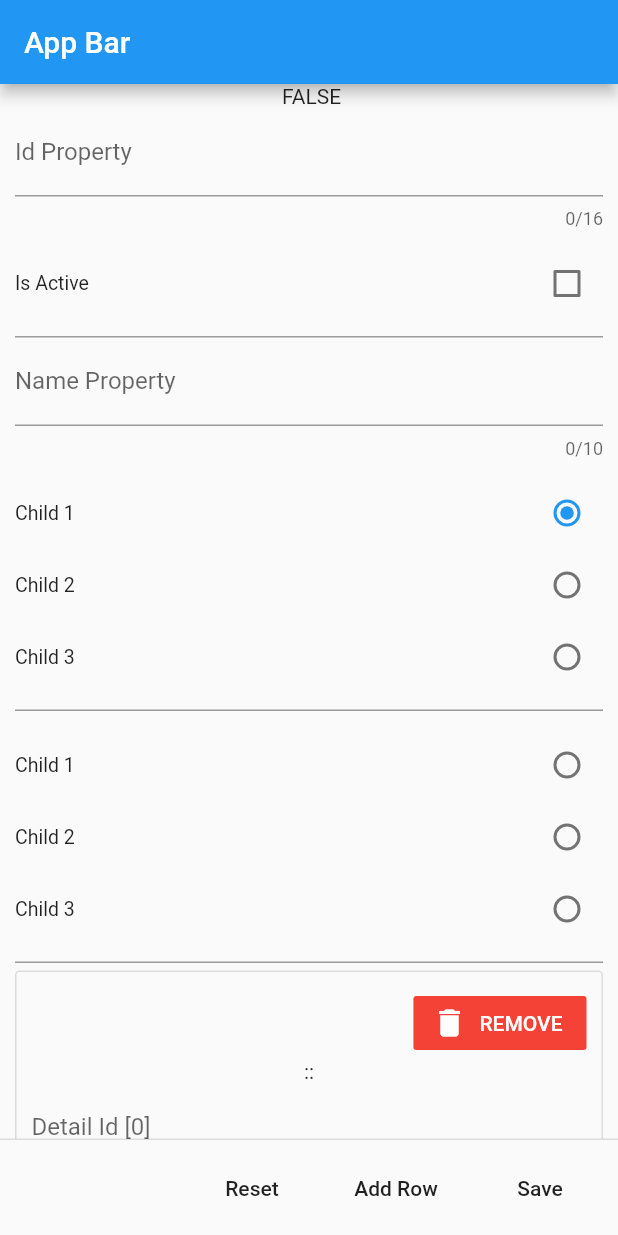
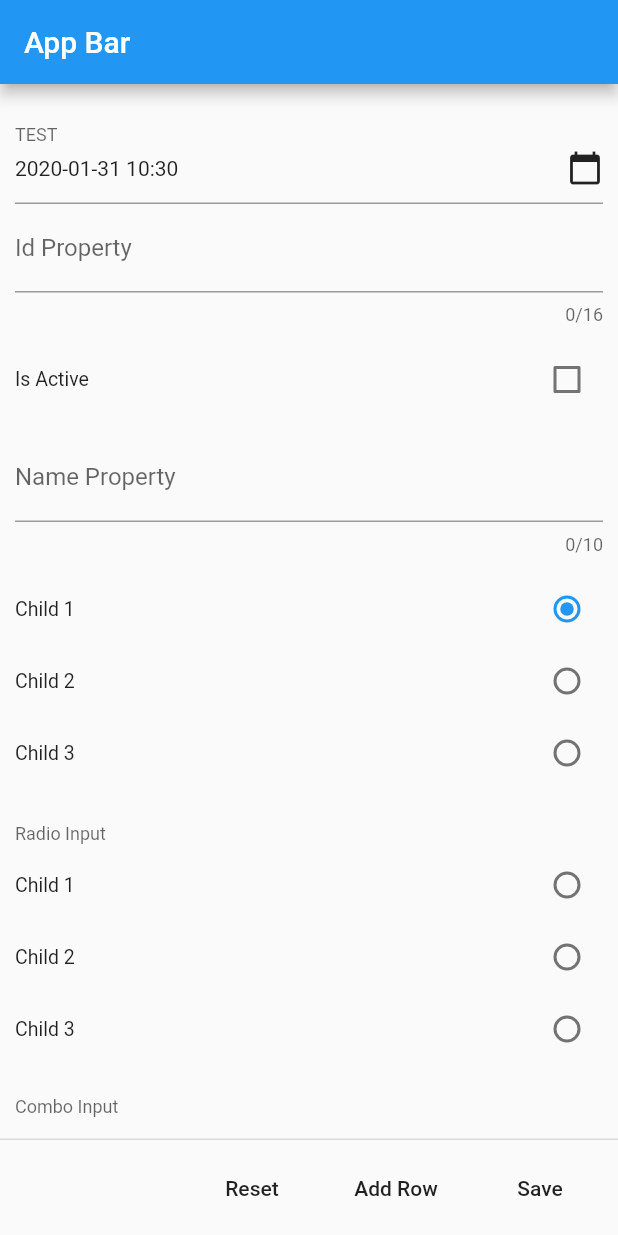
Before and after one commit to azka26/flutter_plugins, a Flutter app: the screen it shows after launch, on a phone screen of 412 x 824 dp. Run offline on Flutter 3.47's test engine with Material 2 defaults, Android fonts, the phone set to English and light mode, and no system bars; our stand-ins replace sqflite, validators; accounts and stored records are empty.

Commit message:
Tambahan DateTime Picker

```diff
--- a/flutter_azka_form_builder/lib/flutter_azka_form_builder.dart
+++ b/flutter_azka_form_builder/lib/flutter_azka_form_builder.dart
@@ -1,8 +1,8 @@
 library flutter_azka_form_builder;
 
 export './src/azka_form_builder.dart';
-export './src/form_control/form_validator/form_input_validator.dart';
+export './src/form_validator/form_input_validator.dart';
 export './src/form_control/form_builder_checkbox.dart';
 export './src/form_control/form_builder_radio.dart';
-export './src/form_control/form_builder_radio_option.dart';
+export './src/form_control/form_builder_option.dart';
 export './src/form_control/form_builder_text_field.dart';
--- a/flutter_azka_form_builder/lib/src/azka_form_builder.dart
+++ b/flutter_azka_form_builder/lib/src/azka_form_builder.dart
@@ -1,8 +1,9 @@
+import 'dart:convert';
+
 import 'package:flutter/material.dart';
-import 'package:flutter_azka_form_builder/src/form_control/form_builder_radio_option.dart';
+import 'package:flutter_azka_form_builder/src/form_control/form_builder_option.dart';
 import 'dart:async';
-
-import 'form_control/form_builder_radio.dart';
+import 'package:intl/intl.dart';
 
 typedef OnChanged = void Function();
 typedef OnWillPop = Future<bool> Function();
@@ -47,6 +48,10 @@ class AzkaFormBuilderState extends State<AzkaFormBuilder> {
   Map<String, dynamic> _value = new Map<String, dynamic>();
   Map<String, dynamic> get value => this._value;
 
+  String toJson() {
+    return jsonEncode(this._value);
+  }
+
   void save()
   {
     this._formState.currentState.save();
@@ -54,9 +59,13 @@ class AzkaFormBuilderState extends State<AzkaFormBuilder> {
   }
 
   void _setValue(Map<String, dynamic> map, String key, dynamic value) {
-    if (value is FormBuilderRadioOption)
+    if (value is FormBuilderOption)
     {
       map.putIfAbsent(key, () => value.toFormValue());
+    }
+    else if (value is DateTime) {
+      DateFormat formatter = DateFormat("yyyy-MM-dd HH:mm:ss");
+      map.putIfAbsent(key, () => formatter.format(value));
     }
     else
     {
--- a/flutter_azka_form_builder/lib/src/form_control/form_builder_checkbox.dart
+++ b/flutter_azka_form_builder/lib/src/form_control/form_builder_checkbox.dart
@@ -75,7 +75,8 @@ class _FormBuilderCheckboxState extends State<FormBuilderCheckbox> {
         return InputDecorator(
           decoration: widget.decoration.copyWith(
             enabled: !widget.readOnly,
-            errorText: field.errorText
+            errorText: field.errorText,
+            border: InputBorder.none
           ),
           child: ListTile(
             dense: true,
--- /dev/null
+++ b/flutter_azka_form_builder/lib/src/form_control/form_builder_date_time_picker.dart
@@ -0,0 +1,174 @@
+import 'package:flutter/material.dart';
+import 'package:intl/intl.dart';
+import 'package:flutter_azka_form_builder/flutter_azka_form_builder.dart';
+
+enum InputType { date, datetime, time }
+
+class FormBuilderDateTimePicker extends StatefulWidget {
+  final String id;
+  final InputDecoration decoration;
+  final DateFormat dateFormat;
+  final DateTime value;
+  final DateTime firstDate;
+  final DateTime lastDate;
+  final ValueChanged<DateTime> onChanged;
+  final bool readOnly;
+  final InputType inputType;
+
+  FormBuilderDateTimePicker({
+    Key key
+    , @required this.id
+    , this.value
+    , this.decoration = const InputDecoration()
+    , this.dateFormat
+    , this.firstDate
+    , this.lastDate
+    , this.onChanged
+    , this.readOnly = false
+    , this.inputType = InputType.date
+  })
+      : super(key: key);
+
+  @override
+  _FormBuilderDateTimePickerState createState() => _FormBuilderDateTimePickerState();
+}
+
+class _FormBuilderDateTimePickerState extends State<FormBuilderDateTimePicker> {
+  GlobalKey<FormFieldState> _formFieldState = GlobalKey<FormFieldState>();
+  AzkaFormBuilderState _formState;
+  @override
+  void initState() {
+    _formState = AzkaFormBuilder.of(context);
+    if (_formState != null) {
+      _formState.addField(widget.id, _formFieldState);
+    }
+    super.initState();
+  }
+
+  @override
+  void dispose() {
+    // TODO: implement dispose
+    if (_formState != null) {
+      _formState.removeField(widget.id);
+    }
+    super.dispose();
+  }
+
+  void _showDatePicker(BuildContext context, FormFieldState<DateTime> field)
+  {
+    DateTime now = DateTime.now();
+    DateTime firstDate = widget.firstDate??DateTime(1900);
+    DateTime lastDate = widget.lastDate??DateTime(2100);
+
+    Future<DateTime> datePicker = showDatePicker(
+      context: context,
+      firstDate: firstDate,
+      lastDate: lastDate,
+      initialDate: field.value??DateTime(now.year, now.month, now.day),
+    );
+    datePicker.then((value) {
+      field.didChange(value);
+      if (widget.onChanged != null)
+      {
+        widget.onChanged(value);
+      }
+    });
+  }
+
+  void _showTimePicker(BuildContext context, FormFieldState<DateTime> field, DateTime date)
+  {
+    Future<TimeOfDay> datePicker = showTimePicker(
+      context: context,
+      initialTime: TimeOfDay.fromDateTime(field.value??DateTime.now()),
+    );
+    datePicker.then((value) {
+      date = date??DateTime.now();
+      DateTime time = new DateTime(date.year, date.month, date.day, value.hour, value.minute);
+      field.didChange(time);
+      if (widget.onChanged != null)
+      {
+        widget.onChanged(time);
+      }
+    });
+  }
+
+  void _showDateTimePicker(BuildContext context, FormFieldState<DateTime> field)
+  {
+    DateTime now = DateTime.now();
+    DateTime firstDate = widget.firstDate??DateTime(1900);
+    DateTime lastDate = widget.lastDate??DateTime(2100);
+
+    Future<DateTime> datePicker = showDatePicker(
+      context: context,
+      firstDate: firstDate,
+      lastDate: lastDate,
+      initialDate: field.value??DateTime(now.year, now.month, now.day),
+    );
+    datePicker.then((value) {
+      if (value == null) {
+        field.didChange(value);
+        if (widget.onChanged != null)
+        {
+          widget.onChanged(value);
+        }
+      }
+      else {
+        _showTimePicker(context, field, value);
+      }
+    });
+  }
+
+  @override
+  Widget build(BuildContext context) {
+    return FormField(
+      initialValue: widget.value,
+      key: _formFieldState,
+      builder: (FormFieldState<DateTime> field) {
+        String formatDisplay = "";
+        if (field.value != null)
+        {
+          DateFormat formatter = widget.dateFormat;
+          if (formatter == null) {
+            if (widget.inputType == InputType.date) {
+              formatter = new DateFormat("yyyy-MM-dd");
+            }
+            else if (widget.inputType == InputType.time) {
+              formatter = new DateFormat("HH:mm");
+            }
+            else if (widget.inputType == InputType.datetime) {
+              formatter = new DateFormat("yyyy-MM-dd HH:mm");
+            }
+          }
+          formatDisplay = formatter.format(field.value);
+        }
+
+        return GestureDetector(
+          child: InputDecorator(
+            decoration: widget.decoration.copyWith(
+              errorText: field.errorText,
+              enabled: !(widget.readOnly??false)
+            ),
+            child: Row(
+              mainAxisAlignment: MainAxisAlignment.spaceBetween,
+              children: <Widget>[
+                Text(formatDisplay),
+                Icon(Icons.calendar_today)
+              ],
+            ),
+          ),
+          onTap: widget.readOnly ? null : () {
+            if (widget.inputType == InputType.date) {
+              _showDatePicker(context, field);
+            }
+            else if (widget.inputType == InputType.datetime) {
+              _showDateTimePicker(context, field);
+            }
+            else if (widget.inputType == InputType.time) {
+              _showTimePicker(context, field, DateTime.now());
+            }
+          }
+        );
+      },
+    );
+  }
+}
--- /dev/null
+++ b/flutter_azka_form_builder/lib/src/form_control/form_builder_dropdown.dart
@@ -0,0 +1,86 @@
+import 'package:flutter/material.dart';
+import 'package:flutter_azka_form_builder/flutter_azka_form_builder.dart';
+
+class FormBuilderDropdown extends StatefulWidget {
+  final String id;
+  final InputDecoration decoration;
+  final bool readOnly;
+  final List<FormBuilderOption> options;
+  final FormBuilderOption selectedValue;
+  final ValueChanged<FormBuilderOption> onChanged;
+
+  FormBuilderDropdown({
+    Key key
+    , @required this.id
+    , @required this.options
+    , this.decoration = const InputDecoration()
+    , this.readOnly
+    , this.selectedValue
+    , this.onChanged
+  }) : super(key: key);
+
+  @override
+  _FormBuilderDropdownState createState() => _FormBuilderDropdownState();
+}
+
+class _FormBuilderDropdownState extends State<FormBuilderDropdown> {
+  GlobalKey<FormFieldState> _formFieldState = GlobalKey<FormFieldState>();
+  AzkaFormBuilderState _formState;
+
+  @override
+  void initState() {
+    _formState = AzkaFormBuilder.of(context);
+    if (_formState != null) {
+      _formState.addField(this.widget.id, _formFieldState);
+    }
+    // TODO: implement initState
+    super.initState();
+  }
+
+  @override
+  void dispose() {
+    if (_formState != null) {
+      _formState.removeField(this.widget.id);
+    }
+    // TODO: implement dispose
+    super.dispose();
+  }
+
+  @override
+  Widget build(BuildContext context) {
+    FormBuilderOption selectedOptions;
+    if (widget.selectedValue != null) {
+      for (int i = 0; i < widget.options.length; i++) {
+        FormBuilderOption item = widget.options[i];
+        if (item.id == widget.selectedValue.id) {
+          selectedOptions = item;
+        }
+      }
+    }
+
+    return FormField(
+      key: _formFieldState,
+      builder: (FormFieldState<FormBuilderOption> field) {
+        return InputDecorator(
+          decoration: widget.decoration.copyWith(
+            enabled: widget.readOnly,
+            errorText: field.errorText,
+            contentPadding: EdgeInsets.only(top: 10.0),
+            border: InputBorder.none
+          ),
+          child: DropdownButton(
+            isExpanded: true,
+            items: widget.options.map((val) => DropdownMenuItem(child: val, value: val,)).toList(),
+            onChanged: (value) {
+              field.didChange(value);
+              if (widget.onChanged != null) {
+                widget.onChanged(value);
+              }
+            },
+            value: selectedOptions,
+          ),
+        );
+      },
+    );
+  }
+}
--- /dev/null
+++ b/flutter_azka_form_builder/lib/src/form_control/form_builder_option.dart
@@ -0,0 +1,27 @@
+import 'package:flutter/cupertino.dart';
+
+class FormBuilderOption extends StatelessWidget {
+  final String id;
+  final String label;
+  final dynamic value;
+  final Widget child;
+
+  Map<String, dynamic> toFormValue() {
+    Map<String, dynamic> map = {
+      "value": this.id,
+      "label": this.label
+    };
+    return map;
+  }
+
+  FormBuilderOption({ @required this.id, @required this.label, this.value, this.child });
+
+  @override
+  Widget build(BuildContext context) {
+    if (this.child != null) {
+      return this.child;
+    }
+    // TODO: implement build
+    return Text(this.label);
+  }
+}
--- a/flutter_azka_form_builder/lib/src/form_control/form_builder_radio.dart
+++ b/flutter_azka_form_builder/lib/src/form_control/form_builder_radio.dart
@@ -1,6 +1,6 @@
 import 'package:flutter/material.dart';
 import 'package:flutter_azka_form_builder/src/azka_form_builder.dart';
-import 'package:flutter_azka_form_builder/src/form_control/form_builder_radio_option.dart';
+import 'package:flutter_azka_form_builder/src/form_control/form_builder_option.dart';
 
 
 
@@ -8,9 +8,9 @@ class FormBuilderRadio extends StatefulWidget {
   final String id;
   final bool readOnly;
   final InputDecoration decoration;
-  final List<FormBuilderRadioOption> options;
-  final FormBuilderRadioOption selectedValue;
-  final ValueChanged<FormBuilderRadioOption> onChanged;
+  final List<FormBuilderOption> options;
+  final FormBuilderOption selectedValue;
+  final ValueChanged<FormBuilderOption> onChanged;
   FormBuilderRadio({
     Key key
     , @required this.id
@@ -53,10 +53,10 @@ class _FormBuilderRadioState extends State<FormBuilderRadio> {
       key: _formFieldState,
       enabled: !(widget.readOnly??false),
       initialValue: widget.selectedValue,
-      builder: (FormFieldState<FormBuilderRadioOption> field) {
+      builder: (FormFieldState<FormBuilderOption> field) {
         List<Widget> radioList = new List<Widget>();
         widget.options.forEach((el) {
-          FormBuilderRadioOption selected;
+          FormBuilderOption selected;
           if (field.value != null && field.value.id == el.id) {
             selected = el;
           }
@@ -66,7 +66,7 @@ class _FormBuilderRadioState extends State<FormBuilderRadio> {
               dense: true,
               isThreeLine: false,
               contentPadding: EdgeInsets.all(0),
-              title: Text(el.label),
+              title: el,
               trailing: Radio(
                 value: el,
                 groupValue: selected,
@@ -89,7 +89,8 @@ class _FormBuilderRadioState extends State<FormBuilderRadio> {
         return InputDecorator(
           decoration: widget.decoration.copyWith(
             enabled: !(widget.readOnly??false),
-            errorText: field.errorText
+            errorText: field.errorText,
+            border: InputBorder.none
           ),
           child: Column(
             children: radioList,
--- a/flutter_azka_form_builder/lib/src/form_control/form_builder_radio_option.dart
+++ /dev/null
@@ -1,27 +0,0 @@
-class FormBuilderRadioOption {
-  String _id;
-  String _label;
-  dynamic _value;
-
-  String get id => this._id;
-  String get label => this._label;
-  dynamic get value => this._value;
-
-  set id(String val) => this._id = val;
-  set label(String val) => this._label = val;
-  set value(dynamic val) => this._value = val;
-
-  FormBuilderRadioOption.create(String id, String label, dynamic value) {
-    this.id = id;
-    this.label = label;
-    this.value = value;
-  }
-
-  Map<String, dynamic> toFormValue() {
-    Map<String, dynamic> map = {
-      "value": this.id,
-      "label": this.label
-    };
-    return map;
-  }
-}
--- a/flutter_azka_form_builder/lib/test_module/models/parent.dart
+++ b/flutter_azka_form_builder/lib/test_module/models/parent.dart
@@ -5,13 +5,22 @@ class Parent {
   String _id;
   String _name;
   bool _isActive;
+  DateTime _dateValue;
   ChildOption _selectedOption1;
   ChildOption _selectedOption2;
+  ChildOption _selectedOption3;
+
+  DateTime get dateValue => this._dateValue;
+  set dateValue(DateTime value) => this._dateValue = value;
 
   ChildOption get selectedOption1 => this._selectedOption1;
+  set selectedOption1(ChildOption val) => this._selectedOption1 = val;
+
   ChildOption get selectedOption2 => this._selectedOption2;
-  set selectedOption1(ChildOption val) => this._selectedOption1 = val;
   set selectedOption2(ChildOption val) => this._selectedOption2 = val;
+
+  ChildOption get selectedOption3 => this._selectedOption3;
+  set selectedOption3(ChildOption val) => this._selectedOption3 = val;
 
   List<Child> _children;
 
--- a/flutter_azka_form_builder/lib/test_module/pages/main_page.dart
+++ b/flutter_azka_form_builder/lib/test_module/pages/main_page.dart
@@ -1,10 +1,12 @@
 import 'package:flutter/material.dart';
 import 'package:flutter_azka_form_builder/src/azka_form_builder.dart';
 import 'package:flutter_azka_form_builder/src/form_control/form_builder_checkbox.dart';
+import 'package:flutter_azka_form_builder/src/form_control/form_builder_date_time_picker.dart';
+import 'package:flutter_azka_form_builder/src/form_control/form_builder_dropdown.dart';
 import 'package:flutter_azka_form_builder/src/form_control/form_builder_radio.dart';
-import 'package:flutter_azka_form_builder/src/form_control/form_builder_radio_option.dart';
+import 'package:flutter_azka_form_builder/src/form_control/form_builder_option.dart';
 import 'package:flutter_azka_form_builder/src/form_control/form_builder_text_field.dart';
-import 'package:flutter_azka_form_builder/src/form_control/form_validator/form_input_validator.dart';
+import 'package:flutter_azka_form_builder/src/form_validator/form_input_validator.dart';
 import 'package:flutter_azka_form_builder/test_module/models/child.dart';
 import 'package:flutter_azka_form_builder/test_module/models/child_option.dart';
 import 'package:flutter_azka_form_builder/test_module/models/parent.dart';
@@ -28,6 +30,8 @@ class _MainPageState extends State<MainPage> {
         {"id": "", "name": ""}
       ]
     });
+
+    parent.dateValue = DateTime.now().add(Duration(days: 10));
 
     parent.selectedOption1 = new ChildOption.create({"id": "child_1"});
     super.initState();
@@ -95,6 +99,8 @@ class _MainPageState extends State<MainPage> {
     return list;
   }
 
+  String jsonValue = "";
+
   @override
   Widget build(BuildContext context) {
     List<ChildOption> listChildOptions = [
@@ -119,7 +125,16 @@ class _MainPageState extends State<MainPage> {
             key: _formState,
             child: Column(
               children: <Widget>[
-                Text((parent.name?? "") + " " + (parent.isActive ? "TRUE" : "FALSE")),
+                Text(jsonValue),
+                FormBuilderDateTimePicker(
+                  id: "my_date",
+                  decoration: InputDecoration(
+                    labelText: "TEST"
+                  ),
+                  inputType: InputType.datetime,
+                  value: parent.dateValue,
+                  onChanged: (val) => this.setState(() => parent.dateValue = val),
+                ),
                 FormBuilderTextField(
                   id: "id",
                   decoration: InputDecoration(labelText: "Id Property"),
@@ -143,16 +158,29 @@ class _MainPageState extends State<MainPage> {
                 ),
                 FormBuilderRadio(
                   id: "myRadio",
-                  selectedValue: FormBuilderRadioOption.create(parent.selectedOption1?.id, parent.selectedOption1?.name, parent.selectedOption1),
-                  options: listChildOptions.map((val) => FormBuilderRadioOption.create(val.id, val.name, val)).toList(),
+                  selectedValue: FormBuilderOption(id: parent.selectedOption1?.id, label: parent.selectedOption1?.name, value: parent.selectedOption1),
+                  options: listChildOptions.map((val) => FormBuilderOption(id: val.id, label: val.name, value: val)).toList(),
                   onChanged: (val) => this.setState(() { parent.selectedOption1 = val.value; })
                 ),
                 FormBuilderRadio(
+                  decoration: InputDecoration(
+                    labelText: "Radio Input"
+                  ),
                   id: "myRadio2",
-                  selectedValue: FormBuilderRadioOption.create(parent.selectedOption2?.id, parent.selectedOption2?.name, parent.selectedOption2),
-                  options: listChildOptions.map((val) => FormBuilderRadioOption.create(val.id, val.name, val)).toList(),
+                  selectedValue: FormBuilderOption(id: parent.selectedOption2?.id, label: parent.selectedOption2?.name, value: parent.selectedOption2),
+                  options: listChildOptions.map((val) => FormBuilderOption(id: val.id, label: val.name, value: val)).toList(),
                   onChanged: (val) => this.setState(() { parent.selectedOption2 = val.value; })
                 ),
+                FormBuilderDropdown(
+                  decoration: InputDecoration(
+                    labelText: "Combo Input"
+                  ),
+                  id: "myCombo",
+                  selectedValue: FormBuilderOption(id: parent.selectedOption3?.id, label: parent.selectedOption3?.name, value: parent.selectedOption3),
+                  options: listChildOptions.map((val) => FormBuilderOption(id: val.id, label: val.name, value: val)).toList(),
+                  onChanged: (val) => this.setState(() { parent.selectedOption3 = val.value; })
+                ),
+
                 // CHILD
                 ..._buildDetails(context)
               ],
@@ -184,6 +212,9 @@ class _MainPageState extends State<MainPage> {
             if (_formState.currentState.validate()) {
               _formState.currentState.save();
               print(_formState.currentState.value);
+              this.setState(() {
+                jsonValue = _formState.currentState.toJson();
+              });
             }
           },
         )
--- a/flutter_azka_form_builder/pubspec.yaml
+++ b/flutter_azka_form_builder/pubspec.yaml
@@ -20,6 +20,7 @@ dependencies:
   flutter:
     sdk: flutter
   validators: ^2.0.0+1
+  intl: ^0.16.1
 
   # The following adds the Cupertino Icons font to your application.
   # Use with the CupertinoIcons class for iOS style icons.
```
Also changed, not shown: flutter_azka_form_builder/lib/src/form_validator/form_input_validator.dart (renamed from flutter_azka_form_builder/lib/src/form_control/form_validator/form_input_validator.dart), flutter_azka_form_builder/pubspec.lock.
